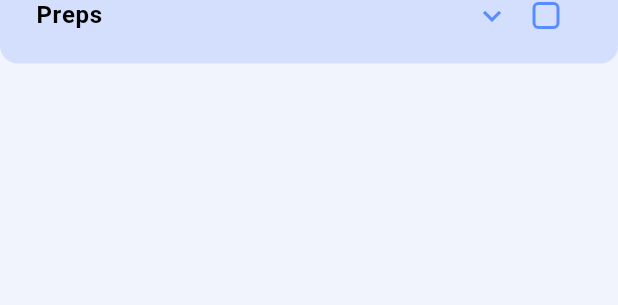
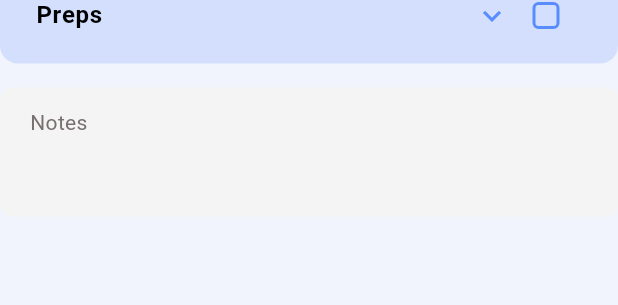
Before and after one commit to robbyobet7/flutterVercel, a Flutter app: the StockTakingDialog widget shown alone on an empty page, opened directly, on a phone screen of 412 x 824 dp. Shown: the part 502-807 px from the top of the screen. Run offline on Flutter 3.47's test engine with Material 3 defaults, Android fonts, the phone set to English and light mode, and no system bars; our stand-ins replace flutter_riverpod, flutter_svg, go_router, shared_preferences; accounts and stored records are empty; network calls fail.

Commit message:
feat: notes form field

```diff
--- a/lib/features/stock-taking/presentations/widgets/stock_taking_dialog.dart
+++ b/lib/features/stock-taking/presentations/widgets/stock_taking_dialog.dart
@@ -74,6 +74,13 @@ class _StockTakingDialogState extends ConsumerState<StockTakingDialog> {
                     title: 'Ingredients',
                   ),
                   ExpandedList(stockTaking: prepStockTaking, title: 'Preps'),
+                  SizedBox(height: 16),
+                  AppTextField(
+                    controller: TextEditingController(),
+                    maxLines: 3,
+                    showLabel: false,
+                    hintText: 'Notes',
+                  ),
                 ],
               ),
             ),
@@ -206,6 +213,7 @@ class _ExpandedListState extends ConsumerState<ExpandedList> {
               duration: const Duration(milliseconds: 200),
               opacity: isExpanded ? 1.0 : 0.0,
               child: ListView.builder(
+                cacheExtent: 200,
                 shrinkWrap: true,
                 physics: const NeverScrollableScrollPhysics(),
                 itemCount: widget.stockTaking.length,
```
